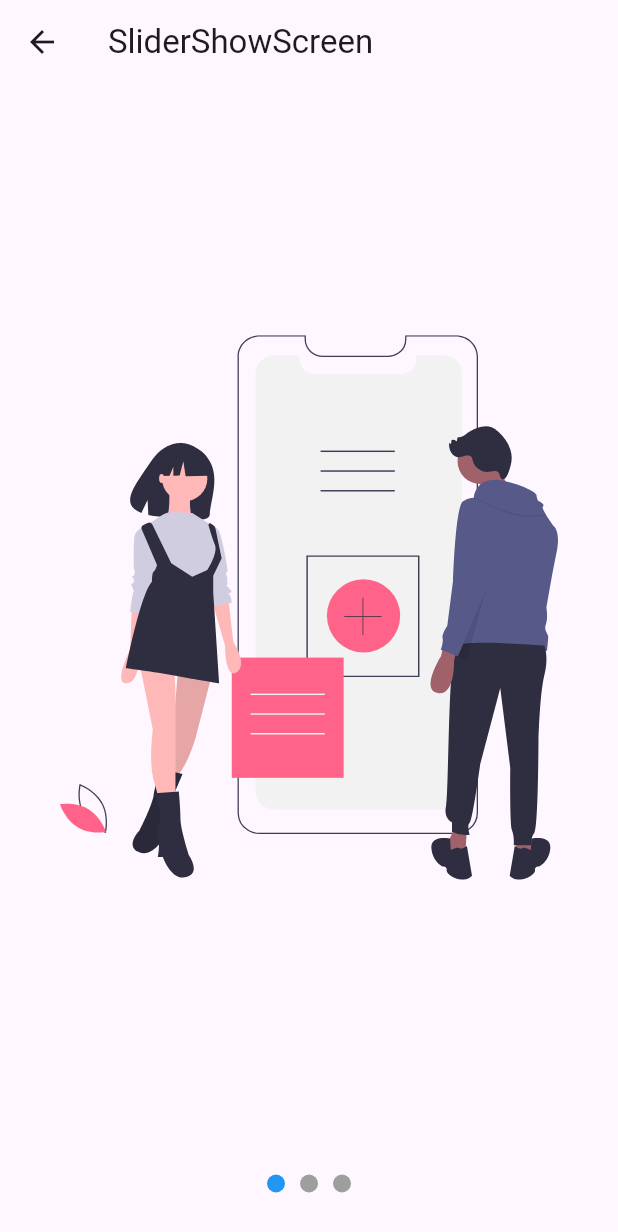
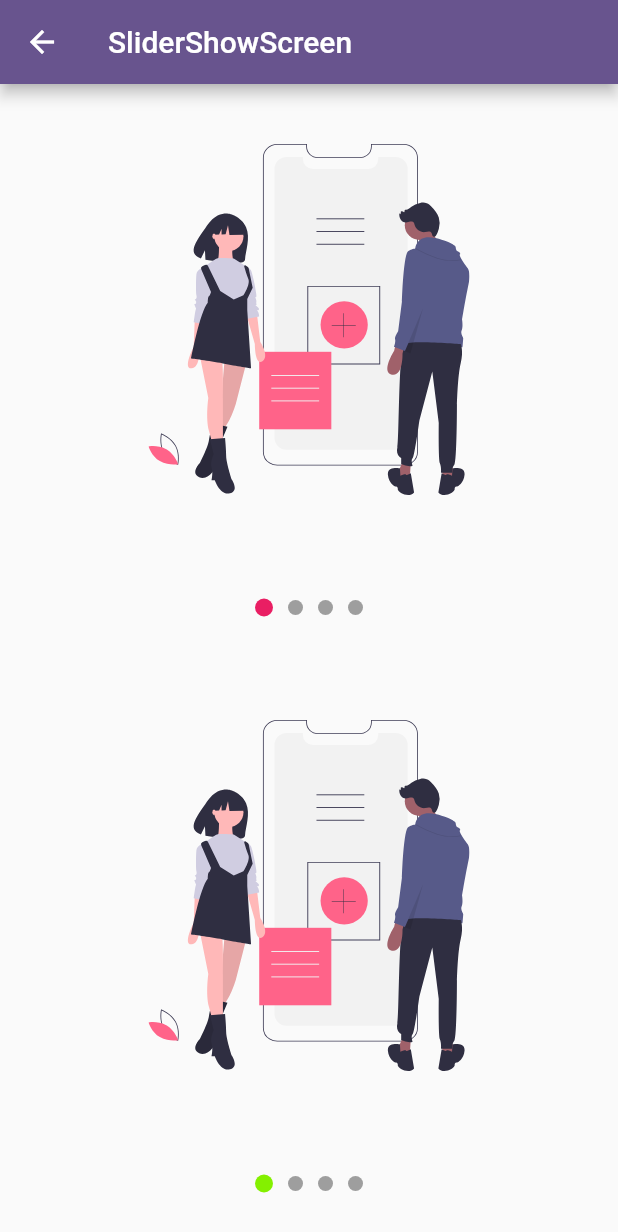
Before and after one commit to shura1981/curso_diseno_flutter, a Flutter app: the SliderShowScreen screen opened by its route, on a phone screen of 412 x 824 dp. Shown: the top 1232 px of the screen. Run offline on Flutter 3.47's test engine with Material 3 defaults, Android fonts, the light colour scheme and no system bars; our stand-ins replace flutter_svg.

Commit message:
feat: se añade widget slider

```diff
--- a/lib/provider/page_view_provider.dart
+++ /dev/null
@@ -1,28 +0,0 @@
-import 'package:flutter/material.dart';
-
-class PageViewProvider extends ChangeNotifier {
-  int _currentPage = 0;
-  final _controller = PageController();
-
-  int get currentPage => _currentPage;
-
-  get controller => _controller;
-
-  PageViewProvider() {
-    _controller.addListener(() {
-      _currentPage = _controller.page!.round();
-      notifyListeners();
-    });
-  }
-
-  void setCurrentPage(int page) {
-    _currentPage = page;
-    _controller.animateToPage(page,
-        duration: const Duration(milliseconds: 300), curve: Curves.easeInOut);
-    notifyListeners();
-  }
-
-  void reseCurentPage() {
-    _currentPage = 0;
-  }
-}
--- a/lib/screens/slide_show_screen.dart
+++ b/lib/screens/slide_show_screen.dart
@@ -1,8 +1,5 @@
 import 'package:flutter/material.dart';
-import 'package:flutter_svg/svg.dart';
-import 'package:provider/provider.dart';
-
-import '../provider/page_view_provider.dart';
+import 'package:taller1/widgets/widgets.dart';
 
 class SliderShowScreen extends StatelessWidget {
   const SliderShowScreen({Key? key}) : super(key: key);
@@ -14,105 +11,64 @@
       appBar: AppBar(
         title: const Text('SliderShowScreen'),
       ),
-      body: Center(
-        child: Column(
-          children: [Expanded(child: _Slides()), const _Dots()],
-        ),
-      ),
-    );
-  }
-}
-
-class _Dots extends StatelessWidget {
-  const _Dots();
-
-  @override
-  Widget build(BuildContext context) {
-    final provider = Provider.of<PageViewProvider>(context, listen: false);
-    return SizedBox(
-      height: 70,
-      child: Row(
-        mainAxisAlignment: MainAxisAlignment.center,
+      body:  const Column(
         children: [
-          GestureDetector(
-              onTap: () => provider.setCurrentPage(0), child: const _Dot(0)),
-          GestureDetector(
-              onTap: () => provider.setCurrentPage(1), child: const _Dot(1)),
-          GestureDetector(
-              onTap: () => provider.setCurrentPage(2), child: const _Dot(2)),
+          Expanded(
+            child: _SliderOne(),
+          ),
+            Expanded(
+            child: _SliderTwo(),
+          ),
         ],
       ),
     );
   }
 }
 
-class _Dot extends StatelessWidget {
-  final int index;
-  const _Dot(this.index);
+class _SliderTwo extends StatelessWidget {
+  const _SliderTwo({
+    super.key,
+  });
 
   @override
   Widget build(BuildContext context) {
-    final provider = Provider.of<PageViewProvider>(context);
-
-    return Container(
-      width: 12,
-      height: 12,
-      margin: const EdgeInsets.symmetric(horizontal: 5),
-      decoration: BoxDecoration(
-          color: index == provider.currentPage ? Colors.blue : Colors.grey,
-          shape: BoxShape.circle),
+    return CustomSliderShow(
+      colorFocus: const Color.fromARGB(255, 132, 240, 0),
+      slides: [
+        const Slide('assets/svgs/slide-1.svg'),
+        const Slide('assets/svgs/slide-2.svg'),
+        const Slide('assets/svgs/slide-3.svg'),
+        Container(
+          color: Colors.red,
+          child: const Center(
+            child: Text('Slide 4', style: TextStyle(color: Colors.white)),
+          ),
+        )
+      ],
     );
   }
 }
 
-class _Slides extends StatefulWidget {
-  @override
-  State<_Slides> createState() => _SlidesState();
-}
-
-class _SlidesState extends State<_Slides> {
-  late final provider;
-
-  @override
-  void initState() {
-    provider = Provider.of<PageViewProvider>(context, listen: false);
-    super.initState();
-  }
-
-  @override
-  void dispose() {
-    // provider.controller.dispose();
-    provider.reseCurentPage();
-    super.dispose();
-  }
+class _SliderOne extends StatelessWidget {
+  const _SliderOne({
+    super.key,
+  });
 
   @override
   Widget build(BuildContext context) {
-    return Container(
-      padding: const EdgeInsets.all(10),
-      child: PageView(
-        controller: provider.controller,
-        children: const [
-          _Slide('assets/svgs/slide-1.svg'),
-          _Slide('assets/svgs/slide-2.svg'),
-          _Slide('assets/svgs/slide-3.svg'),
-        ],
-      ),
+    return CustomSliderShow(
+      colorFocus: Colors.pink,
+      slides: [
+        const Slide('assets/svgs/slide-1.svg'),
+        const Slide('assets/svgs/slide-2.svg'),
+        const Slide('assets/svgs/slide-3.svg'),
+        Container(
+          color: Colors.red,
+          child: const Center(
+            child: Text('Slide 4', style: TextStyle(color: Colors.white)),
+          ),
+        )
+      ],
     );
   }
 }
-
-class _Slide extends StatelessWidget {
-  const _Slide(this.svg);
-
-  final String svg;
-  @override
-  Widget build(BuildContext context) {
-    return Container(
-      width: double.infinity,
-      height: double.infinity,
-      padding: const EdgeInsets.all(30),
-      child: SvgPicture.asset(svg),
-    );
-  }
-}
--- /dev/null
+++ b/lib/widgets/custom_slider/provider/page_view_provider.dart
@@ -0,0 +1,118 @@
+import 'dart:async';
+import 'package:flutter/material.dart';
+
+class PageViewProvider extends ChangeNotifier {
+  PageViewProvider() {
+    initController();
+  }
+
+  int _currentPage = 0;
+  PageController? _controller;
+  Color _colorFocus = Colors.blue;
+  Color _colorNoFocus = Colors.grey;
+  double _sizeCurrent = 12.0;
+  double _size = 10.0;
+  Timer? _timer; // Timer para controlar el autoplay
+  bool _autoplayEnabled = true; // Bandera para controlar si el autoplay está habilitado
+  int _totalItems=0; // Total de items en el PageView
+  int get currentPage => _currentPage;
+  PageController? get controller => _controller;
+  bool get autoplayEnabled => _autoplayEnabled;
+
+  Color getColor(int index) {
+    return index == _currentPage ? _colorFocus : _colorNoFocus;
+  }
+
+  void setSizeCurrent(double size) {
+    _sizeCurrent = size;
+  }
+
+void setTotalItems(int totalItems) {
+    _totalItems = totalItems-1;
+  }
+
+  void setSize(double size) {
+    _size = size;
+  }
+
+  double getSize(int index) {
+    return index == _currentPage ? _sizeCurrent : _size;
+  }
+
+  void setColorFocus(Color color) {
+    _colorFocus = color;
+  }
+
+  void setColorNoFocus(Color color) {
+    _colorNoFocus = color;
+  }
+
+  initController() {
+    _controller = PageController();
+    _controller!.addListener(() {
+      _currentPage = _controller!.page!.round();
+      notifyListeners();
+    });
+  }
+
+  void disposeController() {
+    _currentPage = 0;
+    _controller!.dispose();
+  }
+
+  void setCurrentPage(int page) {
+    _currentPage = page;
+    _controller!.animateToPage(page,
+        duration: const Duration(milliseconds: 300), curve: Curves.easeInOut);
+    notifyListeners();
+  }
+
+  void nextCurrentPage() {
+    if (_currentPage < _totalItems) {
+      _currentPage++;
+      _controller!.nextPage(
+          duration: const Duration(milliseconds: 300), curve: Curves.easeInOut);
+      notifyListeners();
+    }
+  }
+
+  void resetCurrentPage() {
+    _currentPage = 0;
+    _controller!.jumpToPage(0);
+    notifyListeners();
+  }
+
+  // Métodos para manejar el autoplay
+  void startAutoPlay() {
+    if (_autoplayEnabled && _timer == null) {
+      _timer = Timer.periodic(const Duration(seconds: 5), (timer) {
+        if (_currentPage < _totalItems) {
+          nextCurrentPage();
+        } else {
+          resetCurrentPage();
+        }
+      });
+    }
+  }
+
+  void stopAutoPlay() {
+    _timer?.cancel();
+    _timer = null;
+  }
+
+  void toggleAutoPlay(bool enable) {
+    _autoplayEnabled = enable;
+    if (_autoplayEnabled) {
+      startAutoPlay();
+    } else {
+      stopAutoPlay();
+    }
+    notifyListeners();
+  }
+
+  @override
+  void dispose() {
+    stopAutoPlay();
+    super.dispose();
+  }
+}
--- /dev/null
+++ b/lib/widgets/custom_slider/widget/custom_slider_show.dart
@@ -0,0 +1,138 @@
+import 'package:flutter/material.dart';
+import 'package:provider/provider.dart';
+
+import '../provider/page_view_provider.dart';
+
+class CustomSliderShow extends StatelessWidget {
+  final List<Widget> slides;
+  final Color? colorFocus;
+  final Color? colorNoFocus;
+  final double? sizeCurrent;
+  final double? size;
+  final bool? autoPlay;
+  const CustomSliderShow(
+      {super.key,
+      required this.slides,
+      this.colorFocus,
+      this.colorNoFocus,
+      this.sizeCurrent,
+      this.autoPlay = true,
+      this.size});
+
+  @override
+  Widget build(BuildContext context) {
+    return ChangeNotifierProvider(
+      create: (_) => PageViewProvider(), // Iniciar autoplay
+      child: Builder(builder: (context) {
+        final provider = Provider.of<PageViewProvider>(context, listen: false);
+
+        if (colorFocus != null) {
+          provider.setColorFocus(colorFocus!);
+        }
+        if (colorNoFocus != null) {
+          provider.setColorNoFocus(colorNoFocus!);
+        }
+        if (sizeCurrent != null) {
+          provider.setSizeCurrent(sizeCurrent!);
+        }
+        if (size != null) {
+          provider.setSize(size!);
+        }
+
+        if (autoPlay == true) {
+          provider.startAutoPlay();
+        }
+
+        provider.setTotalItems(slides.length);  // Agregar el total de items al provider
+
+        return Center(
+          child: Column(
+            children: [
+              Expanded(
+                  child: _Slides(
+                slides: slides,
+              )),
+              _Dots(
+                count: slides.length,
+                onDotTap: () {
+                  provider
+                      .stopAutoPlay(); // Detener autoplay cuando se toque un punto
+                },
+              ),
+            ],
+          ),
+        );
+      }),
+    );
+  }
+}
+
+class _Dots extends StatelessWidget {
+  final int count;
+  final VoidCallback onDotTap;
+
+  const _Dots({required this.count, required this.onDotTap});
+
+  @override
+  Widget build(BuildContext context) {
+    final provider = Provider.of<PageViewProvider>(context, listen: false);
+
+    return SizedBox(
+      height: 70,
+      child: Row(
+        mainAxisAlignment: MainAxisAlignment.center,
+        children: [
+          for (int i = 0; i < count; i++)
+            GestureDetector(
+              onTap: () {
+                onDotTap(); // Llamamos a la función para detener el autoplay
+                provider.setCurrentPage(i);
+              },
+              child: _Dot(i),
+            ),
+        ],
+      ),
+    );
+  }
+}
+
+class _Dot extends StatelessWidget {
+  final int index;
+  const _Dot(this.index);
+
+  @override
+  Widget build(BuildContext context) {
+    final provider = Provider.of<PageViewProvider>(context);
+
+    return AnimatedContainer(
+      duration: const Duration(milliseconds: 200),
+      width: provider.getSize(index),
+      height: provider.getSize(index),
+      margin: const EdgeInsets.symmetric(horizontal: 5),
+      decoration: BoxDecoration(
+          color: provider.getColor(index), shape: BoxShape.circle),
+    );
+  }
+}
+
+class _Slides extends StatelessWidget {
+  final List<Widget> slides;
+
+  const _Slides({required this.slides});
+
+  @override
+  Widget build(BuildContext context) {
+    final provider = Provider.of<PageViewProvider>(context, listen: false);
+    return GestureDetector(
+      onPanDown: (_) =>
+          provider.stopAutoPlay(), // Detener autoplay al interactuar
+      child: Container(
+        padding: const EdgeInsets.all(10),
+        child: PageView(
+          controller: provider.controller,
+          children: slides,
+        ),
+      ),
+    );
+  }
+}
--- /dev/null
+++ b/lib/widgets/slide.dart
@@ -0,0 +1,16 @@
+import 'package:flutter/material.dart';
+import 'package:flutter_svg/flutter_svg.dart';
+class Slide extends StatelessWidget {
+  const Slide(this.svg, {super.key});
+
+  final String svg;
+  @override
+  Widget build(BuildContext context) {
+    return Container(
+      width: double.infinity,
+      height: double.infinity,
+      padding: const EdgeInsets.all(30),
+      child: SvgPicture.asset(svg),
+    );
+  }
+}
--- a/lib/widgets/widgets.dart
+++ b/lib/widgets/widgets.dart
@@ -1,2 +1,5 @@
 export 'package:taller1/widgets/headers.dart';
 export 'package:taller1/widgets/square.dart';
+export 'package:taller1/widgets/progress_circular.dart';
+export 'package:taller1/widgets/custom_slider/widget/custom_slider_show.dart';
+export 'package:taller1/widgets/slide.dart';
```
Also changed, not shown: lib/labs/slide_show_screen.dart (added, +113 -0 lines), lib/my_app.dart (+3 -7 lines).
